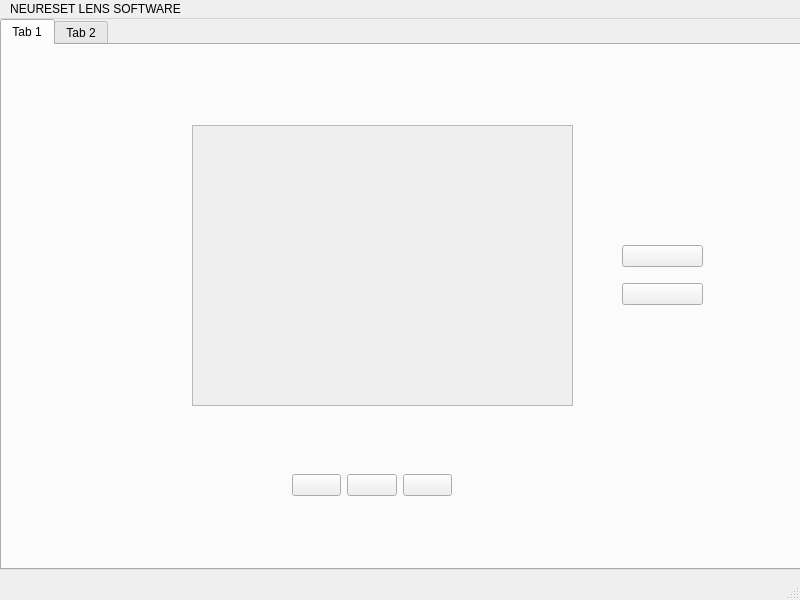
The window that mainwindow.ui (CATBOYCOWBOY/COMP3004A4) describes before a commit, drawn with Qt 5.
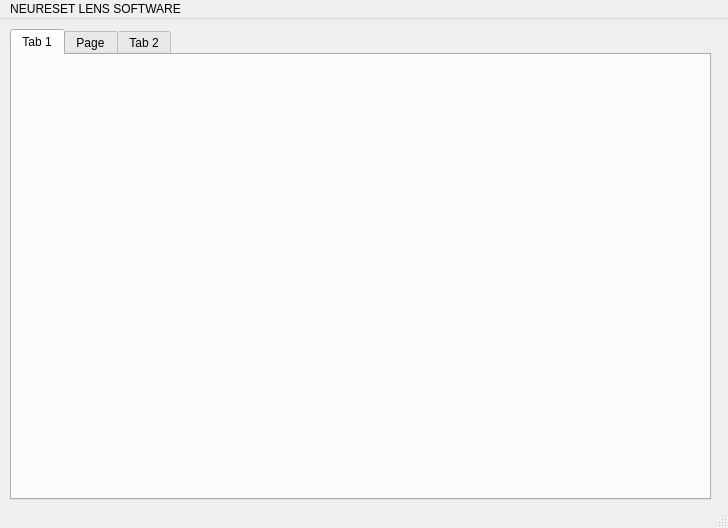
The same window after the commit. The open tabs and pages were chosen to show the change. Icons and pictures are not drawn.

Patch:
```diff
--- a/mainwindow.ui
+++ b/mainwindow.ui
@@ -6,8 +6,8 @@
    <rect>
     <x>0</x>
     <y>0</y>
-    <width>800</width>
-    <height>600</height>
+    <width>728</width>
+    <height>528</height>
    </rect>
   </property>
   <property name="windowTitle">
@@ -17,10 +17,10 @@
    <widget class="QTabWidget" name="primaryTabs">
     <property name="geometry">
      <rect>
-      <x>0</x>
-      <y>0</y>
-      <width>801</width>
-      <height>551</height>
+      <x>10</x>
+      <y>10</y>
+      <width>701</width>
+      <height>471</height>
      </rect>
     </property>
     <property name="currentIndex">
@@ -30,108 +30,11 @@
      <attribute name="title">
       <string>Tab 1</string>
      </attribute>
-     <widget class="QScrollArea" name="neuresetView">
-      <property name="geometry">
-       <rect>
-        <x>190</x>
-        <y>80</y>
-        <width>381</width>
-        <height>281</height>
-       </rect>
-      </property>
-      <property name="widgetResizable">
-       <bool>true</bool>
-      </property>
-      <widget class="QWidget" name="scrollAreaWidgetContents">
-       <property name="geometry">
-        <rect>
-         <x>0</x>
-         <y>0</y>
-         <width>379</width>
-         <height>279</height>
-        </rect>
-       </property>
-      </widget>
-     </widget>
-     <widget class="QWidget" name="horizontalLayoutWidget">
-      <property name="geometry">
-       <rect>
-        <x>290</x>
-        <y>400</y>
-        <width>160</width>
-        <height>80</height>
-       </rect>
-      </property>
-      <layout class="QHBoxLayout" name="horizontalLayout">
-       <item>
-        <widget class="QPushButton" name="menuPlay">
-         <property name="text">
-          <string/>
-         </property>
-         <property name="icon">
-          <iconset resource="resources.qrc">
-           <normaloff>:/new/prefix1/assets/playIcon.jpg</normaloff>:/new/prefix1/assets/playIcon.jpg</iconset>
-         </property>
-        </widget>
-       </item>
-       <item>
-        <widget class="QPushButton" name="menuPause">
-         <property name="text">
-          <string/>
-         </property>
-         <property name="icon">
-          <iconset resource="resources.qrc">
-           <normaloff>:/new/prefix1/assets/pauseIcon.jpg</normaloff>:/new/prefix1/assets/pauseIcon.jpg</iconset>
-         </property>
-        </widget>
-       </item>
-       <item>
-        <widget class="QPushButton" name="menuStop">
-         <property name="text">
-          <string/>
-         </property>
-         <property name="icon">
-          <iconset resource="resources.qrc">
-           <normaloff>:/new/prefix1/assets/stopButton.jpg</normaloff>:/new/prefix1/assets/stopButton.jpg</iconset>
-         </property>
-        </widget>
-       </item>
-      </layout>
-     </widget>
-     <widget class="QWidget" name="verticalLayoutWidget">
-      <property name="geometry">
-       <rect>
-        <x>620</x>
-        <y>190</y>
-        <width>81</width>
-        <height>80</height>
-       </rect>
-      </property>
-      <layout class="QVBoxLayout" name="verticalLayout">
-       <item>
-        <widget class="QPushButton" name="menuUp">
-         <property name="text">
-          <string/>
-         </property>
-         <property name="icon">
-          <iconset resource="resources.qrc">
-           <normaloff>:/new/prefix1/assets/uparrow.png</normaloff>:/new/prefix1/assets/uparrow.png</iconset>
-         </property>
-        </widget>
-       </item>
-       <item>
-        <widget class="QPushButton" name="pushButton">
-         <property name="text">
-          <string/>
-         </property>
-         <property name="icon">
-          <iconset resource="resources.qrc">
-           <normaloff>:/new/prefix1/assets/downarrow.png</normaloff>:/new/prefix1/assets/downarrow.png</iconset>
-         </property>
-        </widget>
-       </item>
-      </layout>
-     </widget>
+    </widget>
+    <widget class="QWidget" name="tab_3">
+     <attribute name="title">
+      <string>Page</string>
+     </attribute>
     </widget>
     <widget class="QWidget" name="tab_2">
      <attribute name="title">
@@ -146,7 +49,7 @@
     <rect>
      <x>0</x>
      <y>0</y>
-     <width>800</width>
+     <width>728</width>
      <height>20</height>
     </rect>
    </property>
```
Left out of the diff: 41 changed lines with no effect on the pictures.
